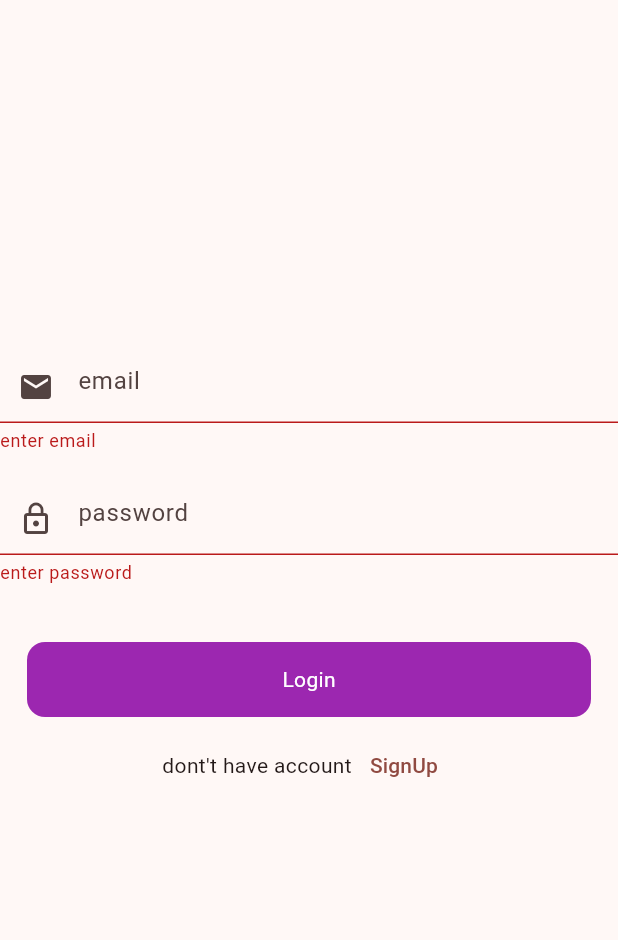
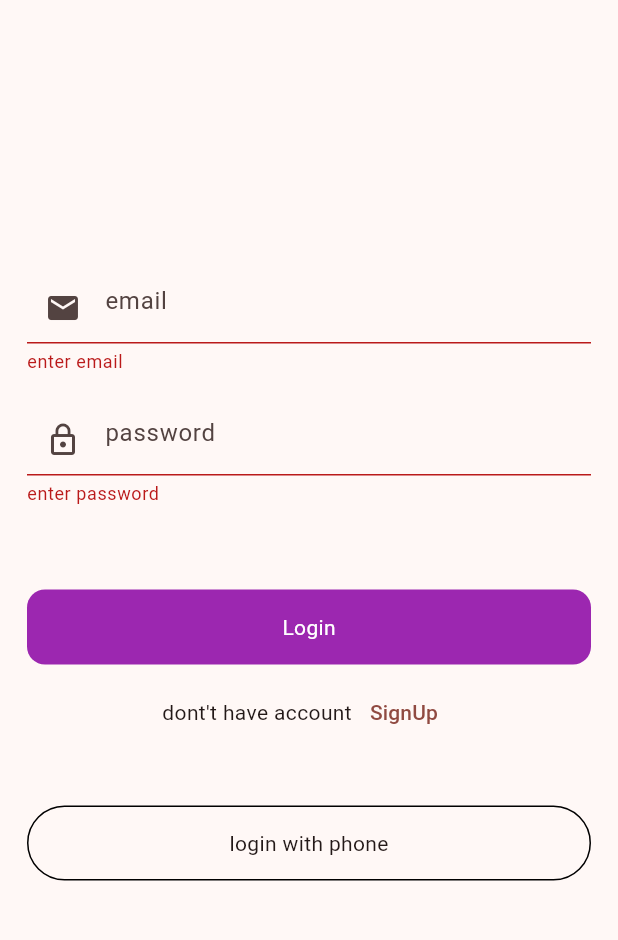
Before and after one commit to Sachinpandit2809/firebase_tutorials__taj, a Flutter app: the screen it shows after launch, after a tap on "Login", on a phone screen of 412 x 824 dp, the part 84-1024 px from its top. Run offline on Flutter 3.47's test engine with Material 3 defaults, Android fonts, the phone set to English and light mode, and no system bars; our stand-ins replace firebase_auth, firebase_core, fluttertoast; missing offline and left inert: dart:ffi; accounts and stored records are empty.

Commit message:
working on otp

```diff
--- a/lib/firebase_services/splash_services.dart
+++ b/lib/firebase_services/splash_services.dart
@@ -1,13 +1,25 @@
 import 'dart:async';
 
+import 'package:firebase_auth/firebase_auth.dart';
 import 'package:flutter/material.dart';
 import 'package:helloworld/ui/screens/login_screen.dart';
+import 'package:helloworld/ui/screens/post_screen.dart';
 
 class SplashServices {
   void isLogin(BuildContext context) {
-    Timer(
-        Duration(seconds: 3),
-        () => Navigator.push(
-            context, MaterialPageRoute(builder: (context) => LoginScreen())));
+    final auth = FirebaseAuth.instance;
+    final user = auth.currentUser;
+
+    if (user != null) {
+      Timer(
+          const Duration(seconds: 3),
+          () => Navigator.push(context,
+              MaterialPageRoute(builder: (context) => const PostScreen())));
+    } else {
+      Timer(
+          const Duration(seconds: 3),
+          () => Navigator.push(context,
+              MaterialPageRoute(builder: (context) => const LoginScreen())));
+    }
   }
 }
--- a/lib/ui/screens/login_screen.dart
+++ b/lib/ui/screens/login_screen.dart
@@ -1,6 +1,11 @@
+import 'package:firebase_auth/firebase_auth.dart';
+import 'package:firebase_core/firebase_core.dart';
 import 'package:flutter/material.dart';
 import 'package:flutter/services.dart';
+import 'package:helloworld/ui/screens/login_with_phone_number.dart';
+import 'package:helloworld/ui/screens/post_screen.dart';
 import 'package:helloworld/ui/screens/signup_screen.dart';
+import 'package:helloworld/utils/utils.dart';
 
 import 'package:helloworld/widgets/round_button.dart';
 
@@ -12,10 +17,11 @@ class LoginScreen extends StatefulWidget {
 }
 
 class _LoginScreenState extends State<LoginScreen> {
+  bool loading = false;
   final _formKey = GlobalKey<FormState>();
   final TextEditingController emailController = TextEditingController();
   final TextEditingController passwordController = TextEditingController();
-
+  final _auth = FirebaseAuth.instance;
   @override
   Widget build(BuildContext context) {
     return WillPopScope(
@@ -35,6 +41,8 @@ class _LoginScreenState extends State<LoginScreen> {
           children: [
             Form(
                 key: _formKey,
+                child: Padding(
+                  padding: const EdgeInsets.all(18.0),
                   child: Column(
                     children: [
                       TextFormField(
@@ -72,14 +80,42 @@ class _LoginScreenState extends State<LoginScreen> {
                             return null;
                           }),
                     ],
+                  ),
                 )),
             const SizedBox(
               height: 30,
             ),
             RoundButton(
               title: "Login",
+              loading: loading,
               ontap: () {
-                if (_formKey.currentState!.validate()) {}
+                if (_formKey.currentState!.validate()) {
+                  setState(() {
+                    loading = true;
+                  });
+                  _auth
+                      .signInWithEmailAndPassword(
+                          email: emailController.text.toString(),
+                          password: passwordController.text.toString())
+                      .then((onValue) {
+                    Utils().toastSuccessMessage(
+                        "Welcome :- ${onValue.user!.email}");
+                    Navigator.push(
+                        context,
+                        MaterialPageRoute(
+                            builder: (context) => const PostScreen()));
+                    setState(() {
+                      loading = false;
+                    });
+                  }).onError(
+                    (error, stackTrace) {
+                      setState(() {
+                        loading = false;
+                      });
+                      Utils().toastErrorMessage(error.toString());
+                    },
+                  );
+                }
               },
             ),
             // const SizedBox(
@@ -96,9 +132,25 @@ class _LoginScreenState extends State<LoginScreen> {
                           MaterialPageRoute(
                               builder: (context) => SignupScreen()));
                     },
-                    child: const Text("SignUp"))
+                    child: const Text("SignUp")),
               ],
-            )
+            ),
+            SizedBox(height: 20),
+            InkWell(
+                onTap: () {
+                  Navigator.push(
+                      context,
+                      MaterialPageRoute(
+                          builder: (context) => LoginWithPhoneNumber()));
+                },
+                child: Container(
+                  margin: EdgeInsets.all(18),
+                  height: 50,
+                  decoration: BoxDecoration(
+                      borderRadius: BorderRadius.circular(40),
+                      border: Border.all(color: Colors.black)),
+                  child: const Center(child: Text("login with phone")),
+                ))
           ],
         ),
       ),
--- a/lib/ui/screens/signup_screen.dart
+++ b/lib/ui/screens/signup_screen.dart
@@ -92,7 +92,7 @@ class _SignupScreenState extends State<SignupScreen> {
                   setState(() {
                     isLoading = false;
                   });
-                  Utils().toastMessage(error.toString());
+                  Utils().toastErrorMessage(error.toString());
                 });
               }
             },
```
Also changed, not shown: lib/ui/screens/homepage_screen.dart (deleted, +0 -54 lines), lib/ui/screens/login_with_phone_number.dart (added, +164 -0 lines), lib/ui/screens/otp_screen.dart (added, +69 -0 lines), lib/ui/screens/post_screen.dart (added, +34 -0 lines), lib/utils/utils.dart (+12 -1 lines). Lines whose indentation alone changed are shown as unchanged.
